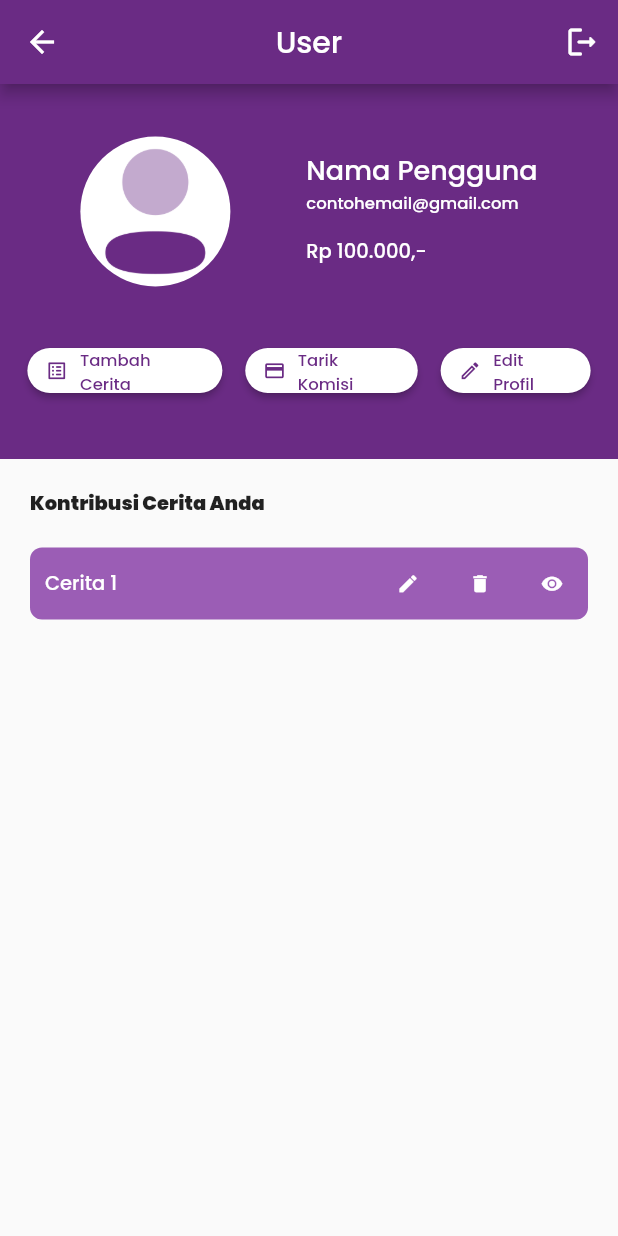
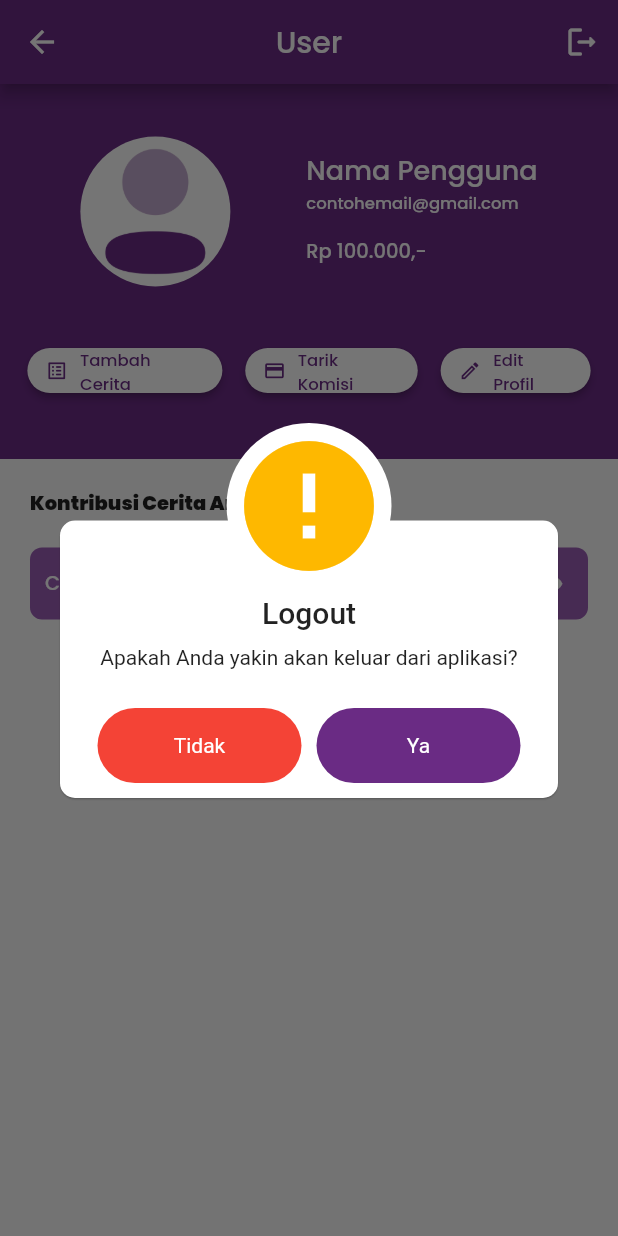
Before and after one commit to whywidodo/finalproject_pmoif20d_wahyu, a Flutter app: the User screen opened directly, after a tap on the "logout" icon, on a phone screen of 412 x 824 dp. Run offline on Flutter 3.47's test engine with Material 2 defaults, Android fonts, the phone set to English and light mode, and no system bars; our stand-ins replace awesome_dialog.

Commit message:
tambah popup dialog logout

```diff
--- a/lib/User.dart
+++ b/lib/User.dart
@@ -1,5 +1,6 @@
 import 'package:finalproject_pmoif20d_wahyu/DetailCeritaGratis.dart';
 import 'package:finalproject_pmoif20d_wahyu/HomePage.dart';
+import 'package:awesome_dialog/awesome_dialog.dart';
 import 'package:flutter/cupertino.dart';
 import 'package:flutter/material.dart';
 import 'package:flutter/painting.dart';
@@ -28,7 +29,22 @@ class _UserState extends State<User> {
           ),
           backgroundColor: Color(0xFF6A2B84),
           actions: [
-            IconButton(onPressed: () {}, icon: const Icon(Icons.logout_rounded))
+            IconButton(onPressed: () {
+              AwesomeDialog(
+                context: context,
+                dialogType: DialogType.WARNING,
+                headerAnimationLoop: false,
+                animType: AnimType.SCALE,
+                title: 'Logout',
+                desc: 'Apakah Anda yakin akan keluar dari aplikasi?',
+                buttonsTextStyle: const TextStyle(color: Colors.white),
+                btnCancelText: "Tidak",
+                btnOkText: "Ya",
+                btnOkColor: Color(0xFF6A2B84),
+                btnCancelOnPress: () {},
+                btnOkOnPress: () {},
+              ).show();
+            }, icon: const Icon(Icons.logout_rounded))
           ],
         ),
         body: ListView(children: [
@@ -216,6 +232,17 @@ class _UserState extends State<User> {
                   ]))
         ]));
   }
+
+  void backToHome() {
+    Navigator.pop(context);
+    Navigator.of(context).push(MaterialPageRoute(builder: (context) => const HomePage()));
+  }
+
+
+}
+
+void showExitConfirm(){
+
 }
 
 void showDialogUbah(context) {
@@ -393,21 +420,23 @@ void showDialogKomisi(context) {
                               borderRadius:
                                   BorderRadius.all(Radius.circular(10.0))),
                           labelText: 'Jumlah Penarikan',
-                          isDense: true,
+                          // isDense: true,
                           contentPadding: EdgeInsets.all(10),
                         ),
                       ),
                     ),
                     Container(
-                      padding: const EdgeInsets.only(left: 20, right: 20, top: 5, bottom: 5),
+                      padding: const EdgeInsets.only(
+                          left: 20, right: 20, top: 5, bottom: 5),
                       child: DropdownButtonFormField(
                           decoration: const InputDecoration(
                             border: OutlineInputBorder(
-                                borderRadius:
-                                    BorderRadius.all(Radius.circular(10.0))),
+                                borderRadius: BorderRadius.all(Radius.circular(10.0))
+                            ),
                           ),
-                          isExpanded: true,
-                          hint: const Text("Silakan pilih agama anda"),
+                          isDense: true,
+                          itemHeight: null,
+                          hint: const Text("Pilih Bank Tujuan"),
                           icon: Icon(Icons.keyboard_arrow_down),
                           value: bankDipilih,
                           items: bank.map((String value) {
@@ -417,8 +446,7 @@ void showDialogKomisi(context) {
                           onChanged: (String? value) {
                             {
                               bankDipilih = value!;
-                            }
-                            ;
+                            };
                           }),
                     )
                   ])),
```
